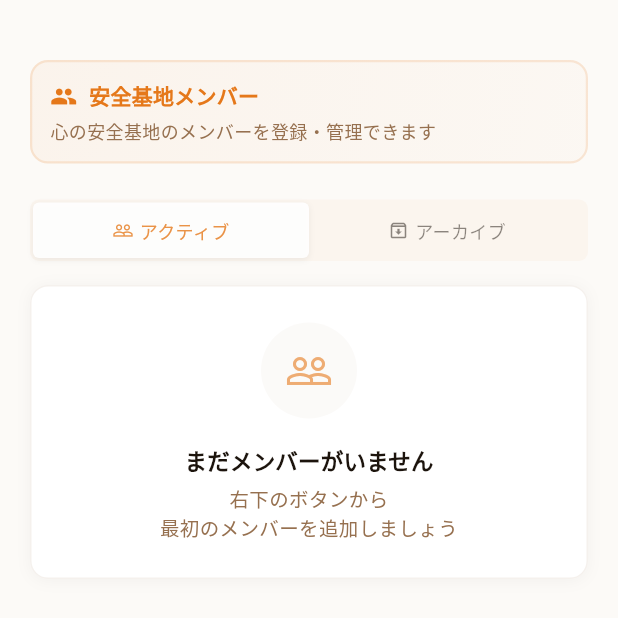
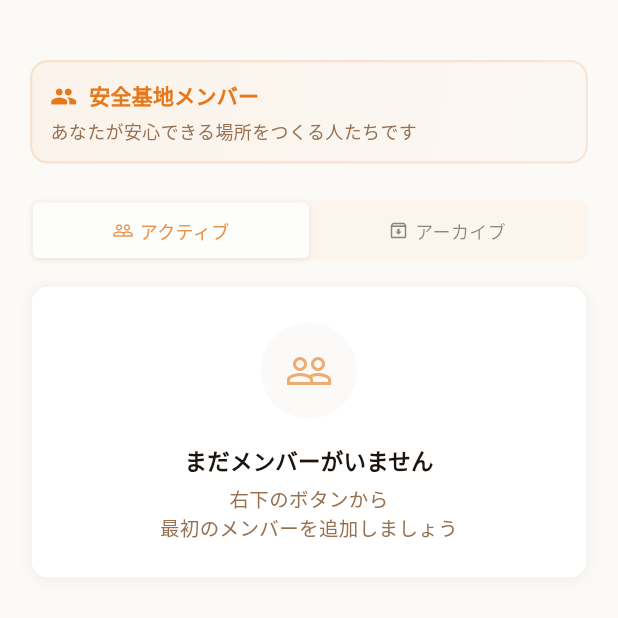
Before and after one commit to dmaruyama-51/secure-base-app-flutter, a Flutter app: the KindnessGiverListPage screen opened by its route, on a phone screen of 412 x 824 dp, the top half of it. Run offline on Flutter 3.47's test engine with Material 3 defaults, Android fonts, the phone set to English and light mode, and no system bars; our stand-ins replace flutter_dotenv, go_router, google_fonts, shared_preferences, supabase_flutter; accounts and stored records are empty.

Commit message:
文言修正

```diff
--- a/lib/views/kindness_giver/kindness_giver_list_page.dart
+++ b/lib/views/kindness_giver/kindness_giver_list_page.dart
@@ -128,7 +128,7 @@ class _KindnessGiverListPageState extends State<KindnessGiverListPage> {
           ),
           const SizedBox(height: 4),
           Text(
-            '心の安全基地のメンバーを登録・管理できます',
+            'あなたが安心できる場所をつくる人たちです',
             style: theme.textTheme.bodyMedium?.copyWith(
               color: AppColors.textLight,
               fontSize: 12,
```
